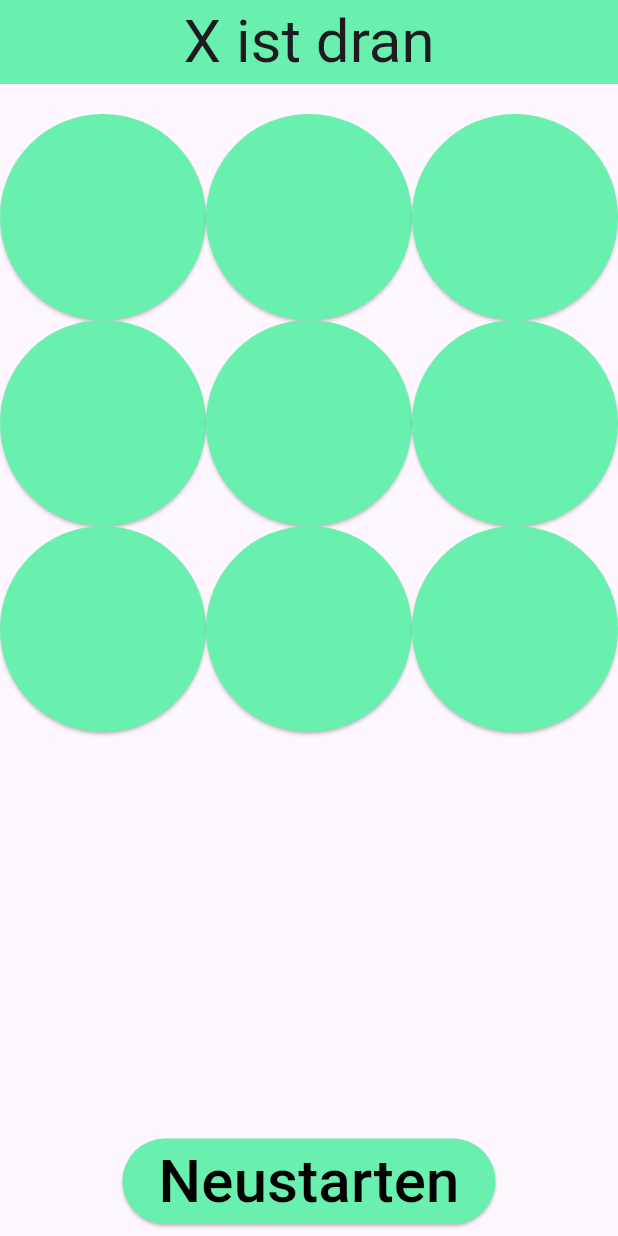
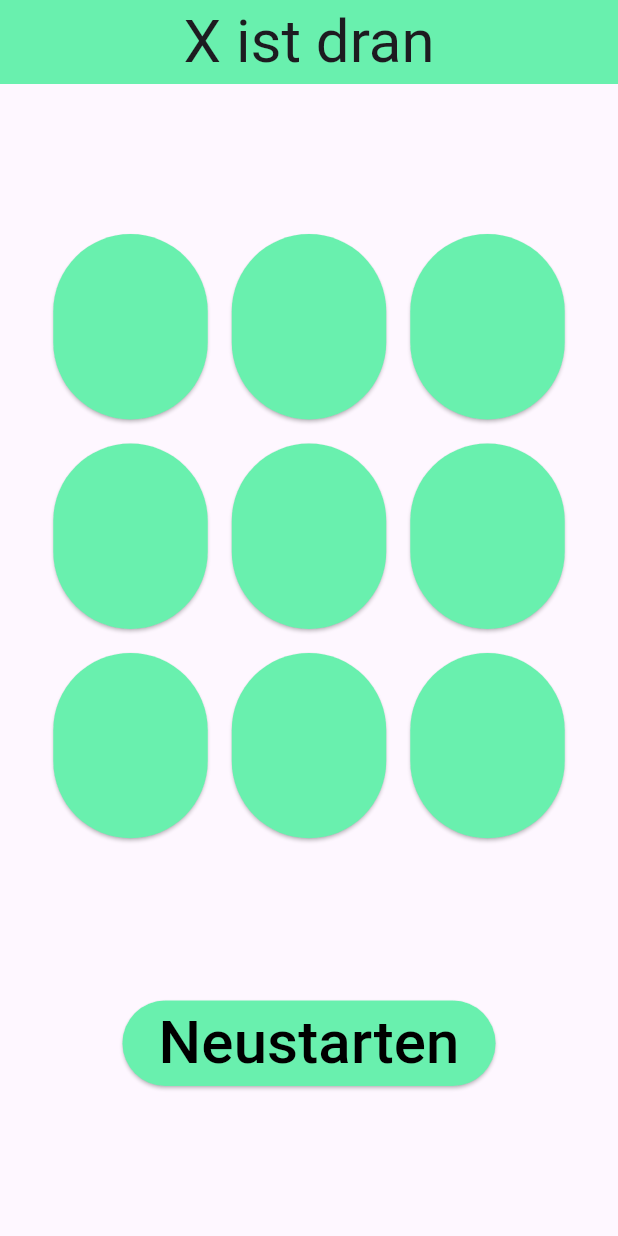
Before and after one commit to ahmad-kalaf/tic-tac-toe-flutter-dart, a Flutter app: the screen it shows after launch, on a phone screen of 412 x 824 dp. Run offline on Flutter 3.47's test engine with Material 3 defaults, Android fonts, the phone set to English and light mode, and no system bars; missing offline and left inert: bitsdojo_window.

Commit message:
change layout from gridview to sizedbox with 3 rows and 3 columns

```diff
--- a/lib/main.dart
+++ b/lib/main.dart
@@ -9,7 +9,7 @@ void main() {
     const initialSize = Size(300, 480);
     appWindow.minSize = initialSize;
     appWindow.size = initialSize;
-    appWindow.maxSize = initialSize;
+    // appWindow.maxSize = initialSize;
     appWindow.alignment = Alignment.center;
     appWindow.title = "Tic Tac Toe";
     appWindow.show();
@@ -128,7 +128,9 @@ class _GameScreenState extends State<GameScreen> {
   }
 
   bool disableButton(int buttonKey) {
-    return (allButtonsDisabled || player[buttonKey] == 'O' || player[buttonKey] == 'X')
+    return (allButtonsDisabled ||
+            player[buttonKey] == 'O' ||
+            player[buttonKey] == 'X')
         ? true
         : false;
   }
@@ -147,24 +149,58 @@ class _GameScreenState extends State<GameScreen> {
         centerTitle: true,
       ),
       body: GestureDetector(
-        onTap: (){
+        onTap: () {
           allButtonsDisabled ? showWinner() : null;
         },
         child: Center(
+          child: SizedBox(
+            height: MediaQuery.sizeOf(context).height,
+            width: MediaQuery.sizeOf(context).width,
             child: Column(
               mainAxisAlignment: MainAxisAlignment.spaceEvenly,
               mainAxisSize: MainAxisSize.max,
               children: [
-              const SizedBox(
-                height: 20,
-              ),
-              Expanded(
-                child: GridView.builder(
-                  gridDelegate: const SliverGridDelegateWithFixedCrossAxisCount(
-                    crossAxisCount: 3,
-                  ),
-                  itemCount: 9,
-                  itemBuilder: (context, index) => ElevatedButton(
+                // const SizedBox(
+                //   height: 20,
+                // ),
+                // Expanded(
+                //   child: GridView.builder(
+                //     gridDelegate: const SliverGridDelegateWithFixedCrossAxisCount(
+                //       crossAxisCount: 3,
+                //     ),
+                //     itemCount: 9,
+                //     itemBuilder: (context, index) => ElevatedButton(
+                //       onPressed: disableButton(index)
+                //           ? null
+                //           : () {
+                //               switchPlayer(index);
+                //             },
+                //       style: kButtonStyle,
+                //       child: Text(
+                //         player[index],
+                //         style: Theme.of(context).textTheme.headlineMedium,
+                //       ),
+                //     ),
+                //   ),
+                // ),
+                Column(
+                  mainAxisSize: MainAxisSize.max,
+                  mainAxisAlignment: MainAxisAlignment.spaceBetween,
+                  children: List.generate(
+                    3,
+                    (rowIndex) => Row(
+                      mainAxisSize: MainAxisSize.max,
+                      mainAxisAlignment: MainAxisAlignment.center,
+                      children: List.generate(
+                        3,
+                        (columnIndex) {
+                          int index = rowIndex * 3 + columnIndex;
+                          return Padding(
+                            padding: const EdgeInsets.all(8.0),
+                            child: SizedBox(
+                              width: MediaQuery.sizeOf(context).width * 0.25,
+                              height: MediaQuery.sizeOf(context).height * 0.15,
+                              child: ElevatedButton(
                                 onPressed: disableButton(index)
                                     ? null
                                     : () {
@@ -173,16 +209,23 @@ class _GameScreenState extends State<GameScreen> {
                                 style: kButtonStyle,
                                 child: Text(
                                   player[index],
-                      style: Theme.of(context).textTheme.headlineMedium,
+                                  style: Theme.of(context).textTheme.titleLarge,
+                                ),
+                              ),
+                            ),
+                          );
+                        },
                       ),
                     ),
                   ),
                 ),
+
                 Padding(
                   padding: const EdgeInsets.all(8.0),
                   child: ElevatedButton(
                     onPressed: () {
                       setState(() {
+                        allButtonsDisabled = false;
                         currPlayerIsX = false;
                         player = List.generate(9, (index) => ' ');
                       });
@@ -201,6 +244,7 @@ class _GameScreenState extends State<GameScreen> {
             ),
           ),
         ),
+      ),
     );
   }
 }
```
Lines whose indentation alone changed are shown as unchanged.
